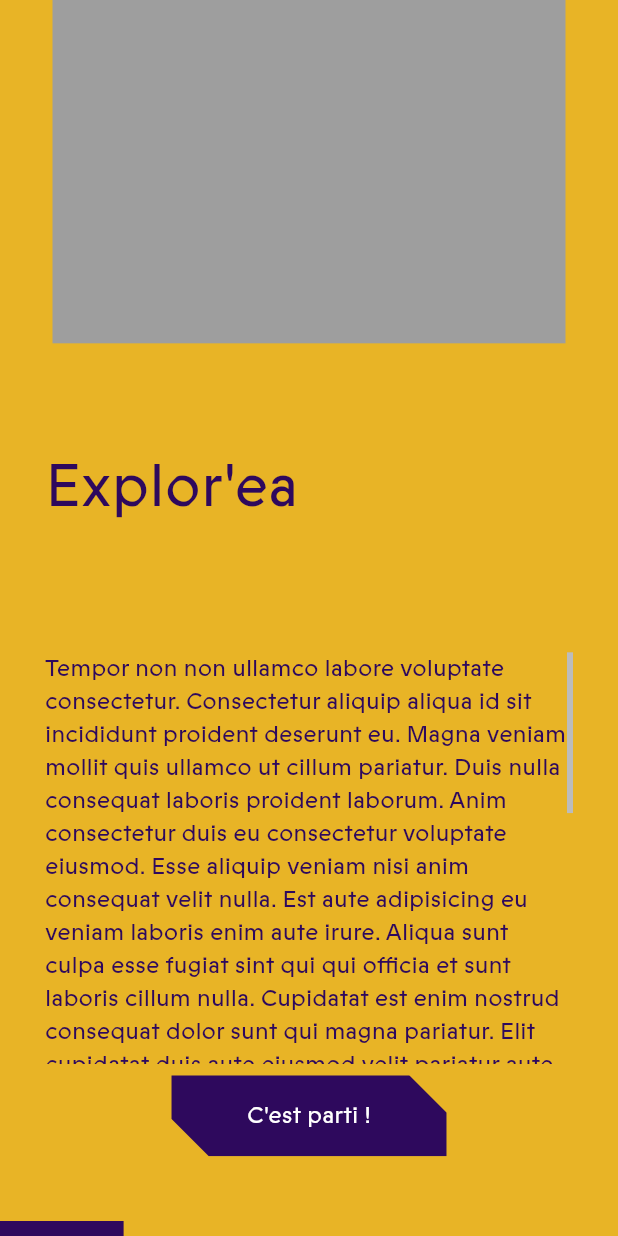
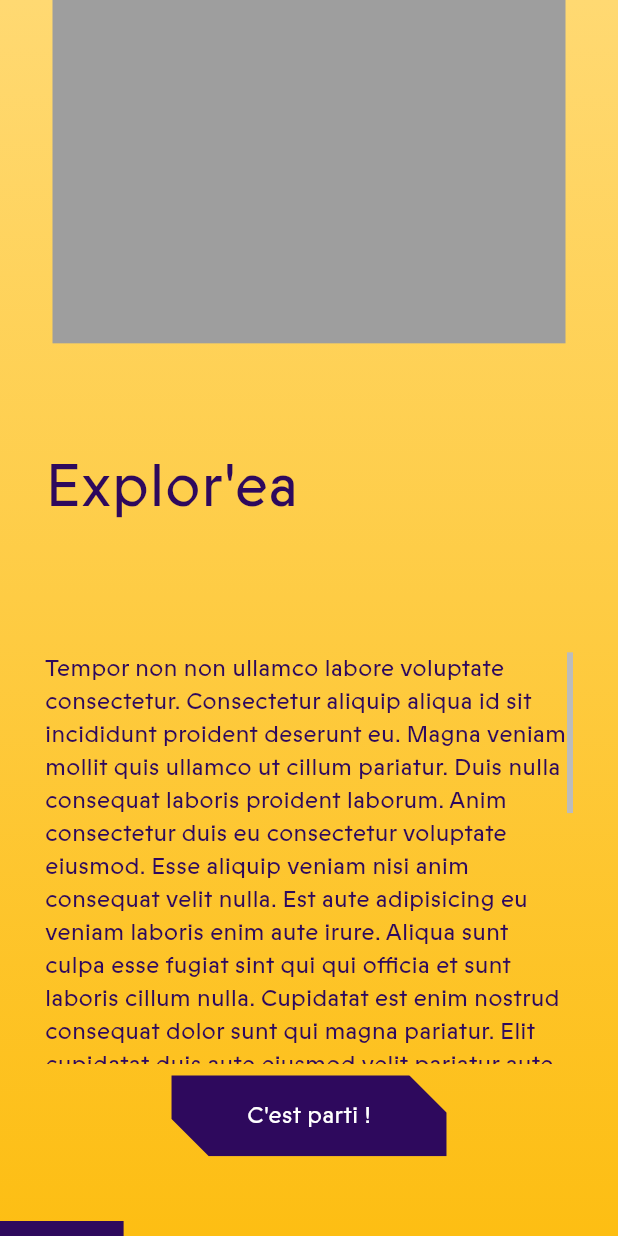
Before and after one commit to Explor-ea/exploreapp, a Flutter app: the screen it shows after launch, on a phone screen of 412 x 824 dp. Run offline on Flutter 3.47's test engine with Material 2 defaults, Android fonts, the phone set to English and light mode, and no system bars; our stand-ins replace carousel_slider, cloud_firestore, firebase_auth, firebase_core, flutter_map, fluttertoast and 4 more; accounts and stored records are empty; statements that could not run were skipped.

Commit message:
use gradients & use new logo

```diff
--- a/lib/pages/start_screens/newcomer.dart
+++ b/lib/pages/start_screens/newcomer.dart
@@ -113,11 +113,15 @@ class _NewcomerState extends State<Newcomer> {
       this.years.add(i);
     }
 
-    return Scaffold(
-      backgroundColor: ExploreaColors.yellow,
+    return Container(
+      decoration: const BoxDecoration(gradient: ExploreaGradients.yellow),
+      child: Scaffold(
+        backgroundColor: Colors.transparent,
         body: Column(
           children: [
-          this.step < 5 ? Expanded(flex: 5, child: buildImage()) : Container(),
+            this.step < 5
+                ? Expanded(flex: 5, child: buildImage())
+                : Container(),
             Expanded(
                 flex: this.step < 5 ? 12 : (12 + 5),
                 child: Column(
@@ -142,7 +146,7 @@ class _NewcomerState extends State<Newcomer> {
                       minHeight: 10.0,
 
                       value: 0.20 * this.step,
-                    backgroundColor: ExploreaColors.yellow,
+                      backgroundColor: Colors.transparent,
                       valueColor:
                           new AlwaysStoppedAnimation(ExploreaColors.purple),
                       // backgroundColor: ExploreaColors.purple,
@@ -153,6 +157,7 @@ class _NewcomerState extends State<Newcomer> {
               ),
             ),
           ],
+        ),
       ),
     );
   }
```
Also changed, not shown: lib/pages/start_screens/splash_screen.dart (+10 -7 lines), lib/wigets/explorea_tips_frame.dart (+2 -5 lines), assets/icon/explorea-logo.png. Lines whose indentation alone changed are shown as unchanged.
